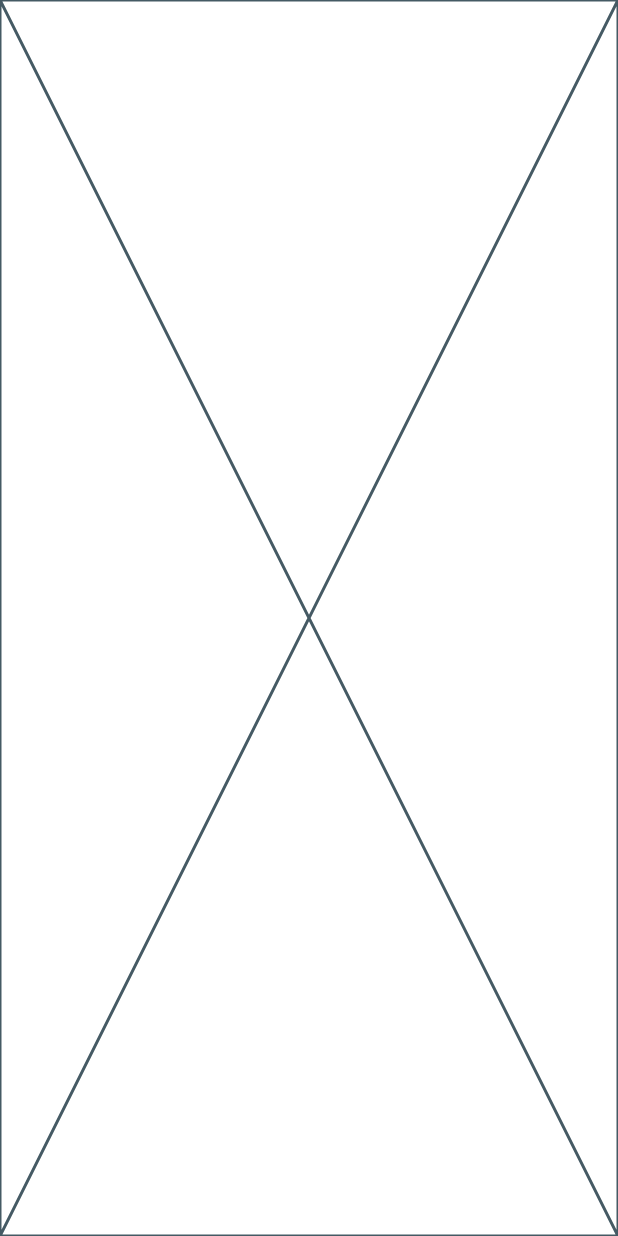
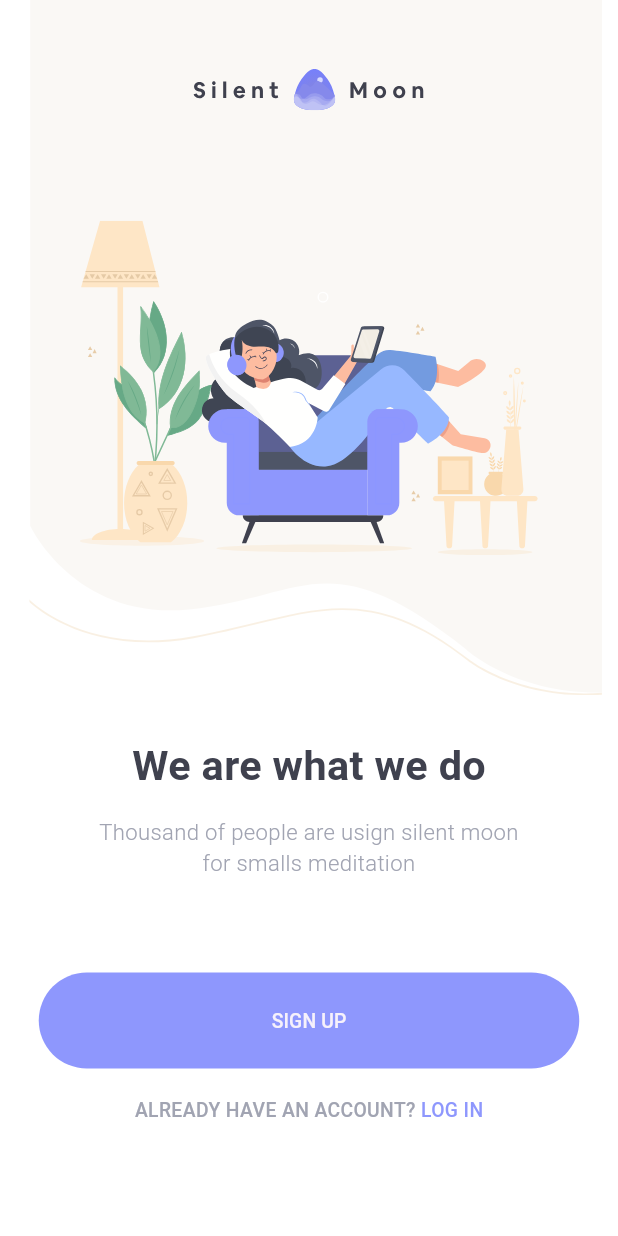
Before and after one commit to ethanmorian/flutter-silent-moon, a Flutter app: the screen it shows after launch, on a phone screen of 412 x 824 dp. Run offline on Flutter 3.47's test engine with Material 3 defaults, Android fonts, the phone set to English and light mode, and no system bars; our stand-ins replace flutter_screenutil, flutter_svg, go_router.

Commit message:
feat: Implement AuthSelectionScreen UI and add navigation with go_router

```diff
--- a/lib/config/router/app_router.dart
+++ b/lib/config/router/app_router.dart
@@ -14,21 +14,21 @@ class AppRouter {
         builder: (BuildContext context, GoRouterState state) {
           return const AuthSelectionScreen();
         },
-        routes: <GoRoute>[
+      ),
       GoRoute(
         path: '/signIn',
+        name: 'signIn',
         builder: (BuildContext context, GoRouterState state) {
           return const SignInScreen();
         },
       ),
       GoRoute(
         path: '/signUp',
+        name: 'signUp',
         builder: (BuildContext context, GoRouterState state) {
           return const SignUpScreen();
         },
       ),
-        ]
-      ),
     ],
   );
 }
--- a/lib/feature/auth/presentation/screen/auth_selection_screen.dart
+++ b/lib/feature/auth/presentation/screen/auth_selection_screen.dart
@@ -1,10 +1,137 @@
 import 'package:flutter/material.dart';
+import 'package:flutter_screenutil/flutter_screenutil.dart';
+import 'package:flutter_svg/flutter_svg.dart';
+import 'package:go_router/go_router.dart';
 
 class AuthSelectionScreen extends StatelessWidget {
   const AuthSelectionScreen({super.key});
 
   @override
   Widget build(BuildContext context) {
-    return const Placeholder();
+    return Scaffold(
+      body: Stack(
+        children: [
+          Positioned(
+            top: 0,
+            child: SvgPicture.asset(
+              'assets/auth_selection_background.svg',
+              width: 423.w,
+              height: 504.h,
+            ),
+          ),
+          Positioned(
+            top: 50.h,
+            left: 0.w,
+            right: 0.w,
+            child: SvgPicture.asset(
+              'assets/auth_selection_logo.svg',
+              width: 168.w,
+              height: 30.h,
+            ),
+          ),
+          Positioned(
+              top: 160.h,
+              left: 0.w,
+              right: 0.w,
+              child: SvgPicture.asset(
+                'assets/auth_selection_image.svg',
+                width: 332.22.w,
+                height: 242.69.h,
+              )),
+          Positioned(
+            top: 534.h,
+            left: 0.w,
+            right: 0.w,
+            child: Column(
+              children: [
+                Text(
+                  'We are what we do',
+                  style: TextStyle(
+                    fontWeight: FontWeight.bold,
+                    fontSize: 30.r,
+                    color: Color(0xFF3F414E),
+                  ),
+                ),
+                SizedBox(height: 15.h),
+                Text(
+                  'Thousand of people are usign silent moon\nfor smalls meditation',
+                  style: TextStyle(
+                    fontWeight: FontWeight.w300,
+                    fontSize: 16.r,
+                    color: Color(0xFFA1A4B2),
+                  ),
+                  textAlign: TextAlign.center,
+                ),
+              ],
+            ),
+          ),
+          Positioned(
+            top: 705.h,
+            left: 0.w,
+            right: 0.w,
+            child: Column(
+              children: [
+                TextButton(
+                  onPressed: () {
+                    context.pushNamed('signUp');
+                  },
+                  style: ButtonStyle(
+                    backgroundColor: WidgetStateProperty.all(
+                      Color(0xFF8E97FD),
+                    ),
+                    padding: WidgetStateProperty.all(
+                      EdgeInsets.symmetric(
+                        horizontal: 156.w,
+                        vertical: 25.h,
+                      ),
+                    ),
+                    shape: WidgetStateProperty.all(
+                      RoundedRectangleBorder(
+                        borderRadius: BorderRadius.circular(38.r),
+                      ),
+                    ),
+                  ),
+                  child: Text(
+                    'SIGN UP',
+                    style: TextStyle(
+                      fontWeight: FontWeight.w500,
+                      fontSize: 14.r,
+                      color: Color(0xFFF6F1FB),
+                    ),
+                  ),
+                ),
+                SizedBox(height: 20.h),
+                InkWell(
+                  onTap: () {
+                    context.pushNamed('signIn');
+                  },
+                  child: Row(
+                    mainAxisAlignment: MainAxisAlignment.center,
+                    children: [
+                      Text(
+                        'ALREADY HAVE AN ACCOUNT? ',
+                        style: TextStyle(
+                          fontWeight: FontWeight.w500,
+                          fontSize: 14.r,
+                          color: Color(0xFFA1A4B2),
+                        ),
+                      ),
+                      Text(
+                        'LOG IN',
+                        style: TextStyle(
+                          fontWeight: FontWeight.w500,
+                          fontSize: 14.r,
+                          color: Color(0xFF8E97FD),
+                        ),
+                      ),
+                    ],
+                  ),
+                ),
+              ],
+            ),
+          ),
+        ],
+      ),
+    );
   }
 }
--- a/lib/main.dart
+++ b/lib/main.dart
@@ -15,10 +15,11 @@ class MyApp extends StatelessWidget {
       designSize: const Size(414, 896),
       minTextAdapt: true,
       splitScreenMode: true,
-      builder: (_ , __) {
+      builder: (_, __) {
         return MaterialApp.router(
           routerConfig: AppRouter.goRouter,
           debugShowCheckedModeBanner: false,
+          theme: ThemeData(scaffoldBackgroundColor: Colors.white),
         );
       },
     );
--- a/pubspec.yaml
+++ b/pubspec.yaml
@@ -36,6 +36,7 @@ dependencies:
   cupertino_icons: ^1.0.8
   flutter_screenutil: ^5.9.3
   go_router: ^14.6.2
+  flutter_svg: ^2.0.16
 
 dev_dependencies:
   flutter_test:
@@ -63,6 +64,8 @@ flutter:
   # assets:
   #   - images/a_dot_burr.jpeg
   #   - images/a_dot_ham.jpeg
+  assets:
+    - assets/
 
   # An image asset can refer to one or more resolution-specific "variants", see
   # https://flutter.dev/to/resolution-aware-images
```
Also changed, not shown: assets/auth_selection_background.svg (added), assets/auth_selection_image.svg (added), assets/auth_selection_logo.svg (added), pubspec.lock. Lines whose indentation alone changed are shown as unchanged.
